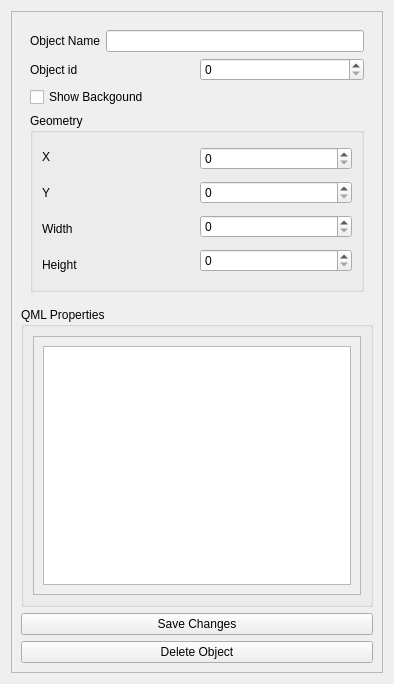
Above: QScadaObject/qscadaobjectinfodialog.ui from IndeemaSoftware/QSimpleScada before the change. Below: the same form after it.
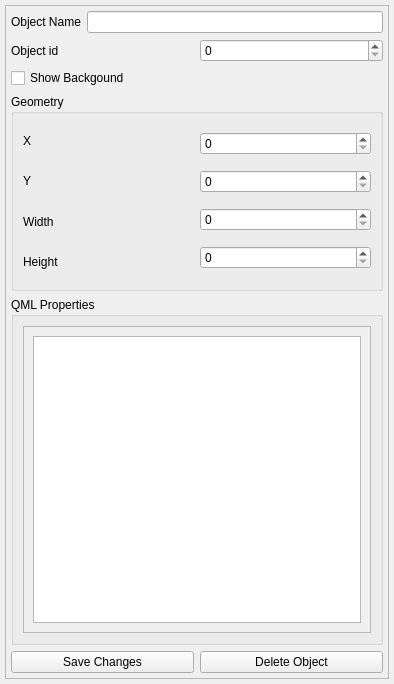
That is the form after the change.

Commit message: Improved scada board controller. Now it handles edidting and layout

The edit to the form file:
```diff
--- a/QScadaObject/qscadaobjectinfodialog.ui
+++ b/QScadaObject/qscadaobjectinfodialog.ui
@@ -20,6 +20,18 @@
    <string>Form</string>
   </property>
   <layout class="QVBoxLayout" name="verticalLayout_3">
+   <property name="leftMargin">
+    <number>5</number>
+   </property>
+   <property name="topMargin">
+    <number>5</number>
+   </property>
+   <property name="rightMargin">
+    <number>5</number>
+   </property>
+   <property name="bottomMargin">
+    <number>5</number>
+   </property>
    <item>
     <widget class="QScrollArea" name="scrollArea">
      <property name="widgetResizable">
@@ -30,11 +42,23 @@
        <rect>
         <x>0</x>
         <y>0</y>
-        <width>368</width>
-        <height>658</height>
+        <width>382</width>
+        <height>672</height>
        </rect>
       </property>
       <layout class="QVBoxLayout" name="verticalLayout_5">
+       <property name="leftMargin">
+        <number>5</number>
+       </property>
+       <property name="topMargin">
+        <number>5</number>
+       </property>
+       <property name="rightMargin">
+        <number>5</number>
+       </property>
+       <property name="bottomMargin">
+        <number>5</number>
+       </property>
        <item>
         <widget class="QWidget" name="widget" native="true">
          <property name="minimumSize">
@@ -50,6 +74,18 @@
           </size>
          </property>
          <layout class="QVBoxLayout" name="verticalLayout_4">
+          <property name="leftMargin">
+           <number>0</number>
+          </property>
+          <property name="topMargin">
+           <number>0</number>
+          </property>
+          <property name="rightMargin">
+           <number>0</number>
+          </property>
+          <property name="bottomMargin">
+           <number>0</number>
+          </property>
           <item>
            <layout class="QHBoxLayout" name="horizontalLayout_2">
             <item>
@@ -188,8 +224,8 @@
               <rect>
                <x>0</x>
                <y>0</y>
-               <width>312</width>
-               <height>235</height>
+               <width>340</width>
+               <height>283</height>
               </rect>
              </property>
              <layout class="QGridLayout" name="gridLayout">
@@ -204,6 +240,11 @@
         </widget>
        </item>
        <item>
+        <layout class="QHBoxLayout" name="horizontalLayout_4">
+         <property name="topMargin">
+          <number>0</number>
+         </property>
+         <item>
         <widget class="QPushButton" name="pushButton_2">
          <property name="text">
           <string>Save Changes</string>
@@ -216,6 +257,8 @@
           <string>Delete Object</string>
          </property>
         </widget>
+         </item>
+        </layout>
        </item>
       </layout>
      </widget>
```
Lines whose indentation alone changed are shown as unchanged. The commit also changes 6 other files.
